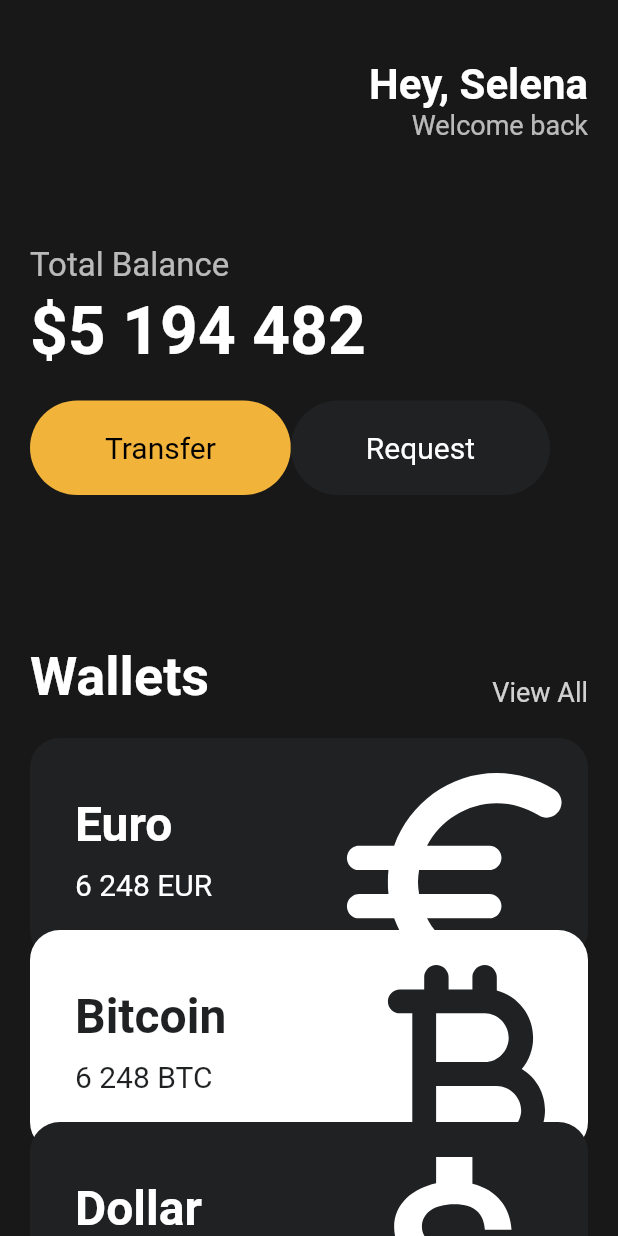
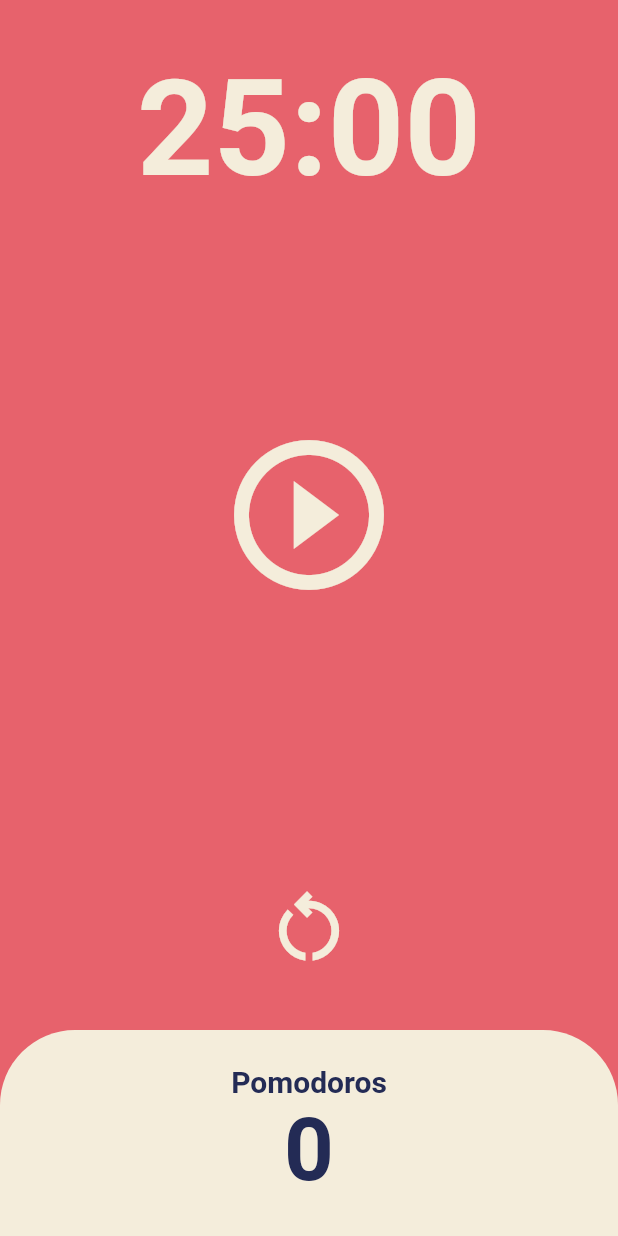
Before and after one commit to dhlrwu/flutterWebtoon, a Flutter app: the screen it shows after launch, on a phone screen of 412 x 824 dp. Run offline on Flutter 3.47's test engine with Material 2 defaults, Android fonts, the phone set to English and light mode, and no system bars.

Commit message:
1.1 Practice Pomodoros

```diff
--- a/lib/main.dart
+++ b/lib/main.dart
@@ -1,6 +1,5 @@
 import 'package:flutter/material.dart';
-import 'package:toonflix/widgets/button.dart';
-import 'package:toonflix/widgets/currency_card.dart';
+import 'package:toonflix/screens/home_screen.dart';
 
 void main() {
   runApp(App());
@@ -10,136 +9,16 @@ class App extends StatelessWidget {
   @override
   Widget build(BuildContext context) {
     return MaterialApp(
-      home: Scaffold(
-        backgroundColor: const Color(0xFF181818),
-        body: SingleChildScrollView(
-          child: Padding(
-            padding: const EdgeInsets.symmetric(horizontal: 20),
-            child: Column(
-              crossAxisAlignment: CrossAxisAlignment.start,
-              children: [
-                const SizedBox(
-                  height: 40,
-                ),
-                Row(
-                  mainAxisAlignment: MainAxisAlignment.end,
-                  children: [
-                    Column(
-                      crossAxisAlignment: CrossAxisAlignment.end,
-                      children: const [
-                        Text(
-                          'Hey, Selena',
-                          style: TextStyle(
-                            color: Colors.white,
-                            fontSize: 28,
-                            fontWeight: FontWeight.w600,
-                          ),
-                        ),
-                        Text(
-                          'Welcome back',
-                          style: TextStyle(
-                            color: Color.fromRGBO(255, 255, 255, 0.7),
-                            fontSize: 18,
-                          ),
-                        ),
-                      ],
-                    )
-                  ],
-                ),
-                const SizedBox(
-                  height: 70,
-                ),
-                Text(
-                  'Total Balance',
-                  style: TextStyle(
-                    fontSize: 22,
-                    color: Colors.white.withOpacity(0.7),
-                  ),
-                ),
-                const SizedBox(
-                  height: 5,
-                ),
-                const Text(
-                  '\$5 194 482',
-                  style: TextStyle(
-                    fontSize: 44,
-                    fontWeight: FontWeight.w600,
-                    color: Colors.white,
-                  ),
-                ),
-                const SizedBox(
-                  height: 20,
-                ),
-                Row(
-                  children: const [
-                    Button(
-                      text: 'Transfer',
-                      bgColor: Color(0xFFF2B33A),
-                      textColor: Colors.black,
-                    ),
-                    Button(
-                      text: 'Request',
-                      bgColor: Color(0xFF1F2123),
-                      textColor: Colors.white,
-                    ),
-                  ],
-                ),
-                const SizedBox(
-                  height: 100,
-                ),
-                Row(
-                  crossAxisAlignment: CrossAxisAlignment.end,
-                  mainAxisAlignment: MainAxisAlignment.spaceBetween,
-                  children: [
-                    const Text(
-                      'Wallets',
-                      style: TextStyle(
-                        color: Colors.white,
-                        fontSize: 36,
-                        fontWeight: FontWeight.w600,
-                      ),
-                    ),
-                    Text(
-                      'View All',
-                      style: TextStyle(
-                        color: Colors.white.withOpacity(0.8),
-                        fontSize: 18,
-                      ),
-                    ),
-                  ],
-                ),
-                const SizedBox(
-                  height: 20,
-                ),
-                const CurrencyCard(
-                  name: 'Euro',
-                  code: 'EUR',
-                  amount: '6 248',
-                  icon: Icons.euro_rounded,
-                  isInverted: false,
-                  offset: 0,
-                ),
-                const CurrencyCard(
-                  name: 'Bitcoin',
-                  code: 'BTC',
-                  amount: '6 248',
-                  icon: Icons.currency_bitcoin_rounded,
-                  isInverted: true,
-                  offset: -20,
-                ),
-                const CurrencyCard(
-                  name: 'Dollar',
-                  code: 'USD',
-                  amount: '428',
-                  icon: Icons.attach_money,
-                  isInverted: false,
-                  offset: -40,
-                ),
-              ],
-            ),
+      theme: ThemeData(
+        backgroundColor: const Color(0xFFE7626C),
+        textTheme: const TextTheme(
+          headline1: TextStyle(
+            color: Color(0xFF232B55),
           ),
         ),
+        cardColor: const Color(0xFFF4EDDB),
       ),
+      home: HomeScreen(),
     );
   }
 }
--- /dev/null
+++ b/lib/screens/home_screen.dart
@@ -0,0 +1,151 @@
+import 'package:flutter/material.dart';
+import 'dart:async';
+
+class HomeScreen extends StatefulWidget {
+  const HomeScreen({super.key});
+
+  @override
+  State<HomeScreen> createState() => _HomeScreenState();
+}
+
+class _HomeScreenState extends State<HomeScreen> {
+  static const twentyFiveMinutes = 1500;
+  int totalSeconds = twentyFiveMinutes;
+  bool isRunning = false;
+  int totalPomodoros = 0;
+  late Timer timer;
+
+  void onTick(Timer timer) {
+    if (totalSeconds == 0) {
+      setState(() {
+        totalPomodoros = totalPomodoros + 1;
+        isRunning = false;
+        totalSeconds = twentyFiveMinutes;
+      });
+      timer.cancel();
+    } else {
+      setState(() {
+        totalSeconds = totalSeconds - 1;
+      });
+    }
+  }
+
+  void onStartPressed() {
+    timer = Timer.periodic(
+      const Duration(seconds: 1),
+      onTick,
+    );
+    setState(() {
+      isRunning = true;
+    });
+  }
+
+  void onPausePressed() {
+    timer.cancel();
+    setState(() {
+      isRunning = false;
+    });
+  }
+
+  String format(int seconds) {
+    var duration = Duration(seconds: seconds);
+    return duration.toString().substring(2, 7);
+  }
+
+  void restartSession() {
+    timer.cancel();
+    setState(() {
+      totalSeconds = twentyFiveMinutes;
+      isRunning = false;
+    });
+  }
+
+  @override
+  Widget build(BuildContext context) {
+    return Scaffold(
+        backgroundColor: Theme.of(context).backgroundColor,
+        body: Column(
+          children: [
+            Flexible(
+              flex: 1,
+              child: Container(
+                alignment: Alignment.bottomCenter,
+                child: Text(format(totalSeconds),
+                    style: TextStyle(
+                      color: Theme.of(context).cardColor,
+                      fontSize: 89,
+                      fontWeight: FontWeight.w600,
+                    )),
+              ),
+            ),
+            Flexible(
+              flex: 3,
+              child: Center(
+                child: IconButton(
+                  iconSize: 120,
+                  color: Theme.of(context).cardColor,
+                  onPressed: isRunning ? onPausePressed : onStartPressed,
+                  icon: Icon(isRunning
+                      ? Icons.pause_circle_outline
+                      : Icons.play_circle_outline),
+                ),
+              ),
+            ),
+            Flexible(
+              child: Center(
+                child: IconButton(
+                  iconSize: 60,
+                  color: Theme.of(context).cardColor,
+                  onPressed: restartSession,
+                  icon: const Icon(Icons.restart_alt_outlined),
+                ),
+              ),
+            ),
+            Flexible(
+              flex: 1,
+              child: Row(
+                children: [
+                  Expanded(
+                    child: Container(
+                        decoration: BoxDecoration(
+                          color: Theme.of(context).cardColor,
+                          borderRadius: const BorderRadius.only(
+                            topLeft: Radius.circular(50),
+                            topRight: Radius.circular(50),
+                          ),
+                        ),
+                        child: Column(
+                          mainAxisAlignment: MainAxisAlignment.center,
+                          children: [
+                            Text(
+                              'Pomodoros',
+                              style: TextStyle(
+                                fontSize: 20,
+                                fontWeight: FontWeight.w600,
+                                color: Theme.of(context)
+                                    .textTheme
+                                    .headline1!
+                                    .color,
+                              ),
+                            ),
+                            Text(
+                              '$totalPomodoros',
+                              style: TextStyle(
+                                fontSize: 58,
+                                fontWeight: FontWeight.w600,
+                                color: Theme.of(context)
+                                    .textTheme
+                                    .headline1!
+                                    .color,
+                              ),
+                            ),
+                          ],
+                        )),
+                  ),
+                ],
+              ),
+            ),
+          ],
+        ));
+  }
+}
```
